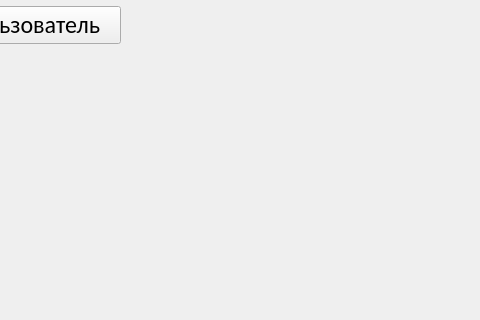
First picture: the form in hampsters/Cazik/casinomainwindow.ui, repository whynotfu/Hampsetes, before the edit; both pictures show x 320 to 800 and y 0 to 320 of the 800 by 600 pixel window.
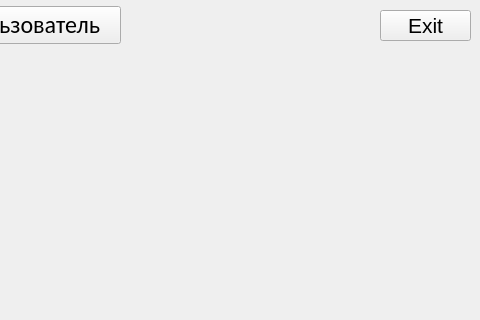
Second picture: the form after the edit.

```diff
--- a/hampsters/Cazik/casinomainwindow.ui
+++ b/hampsters/Cazik/casinomainwindow.ui
@@ -155,6 +155,37 @@
      </item>
     </layout>
    </widget>
+   <widget class="QLabel" name="Vlast_label">
+    <property name="geometry">
+     <rect>
+      <x>240</x>
+      <y>80</y>
+      <width>311</width>
+      <height>351</height>
+     </rect>
+    </property>
+    <property name="text">
+     <string/>
+    </property>
+   </widget>
+   <widget class="QPushButton" name="pushButton_2">
+    <property name="geometry">
+     <rect>
+      <x>700</x>
+      <y>10</y>
+      <width>91</width>
+      <height>31</height>
+     </rect>
+    </property>
+    <property name="font">
+     <font>
+      <pointsize>16</pointsize>
+     </font>
+    </property>
+    <property name="text">
+     <string>Exit</string>
+    </property>
+   </widget>
   </widget>
  </widget>
  <resources/>
```
